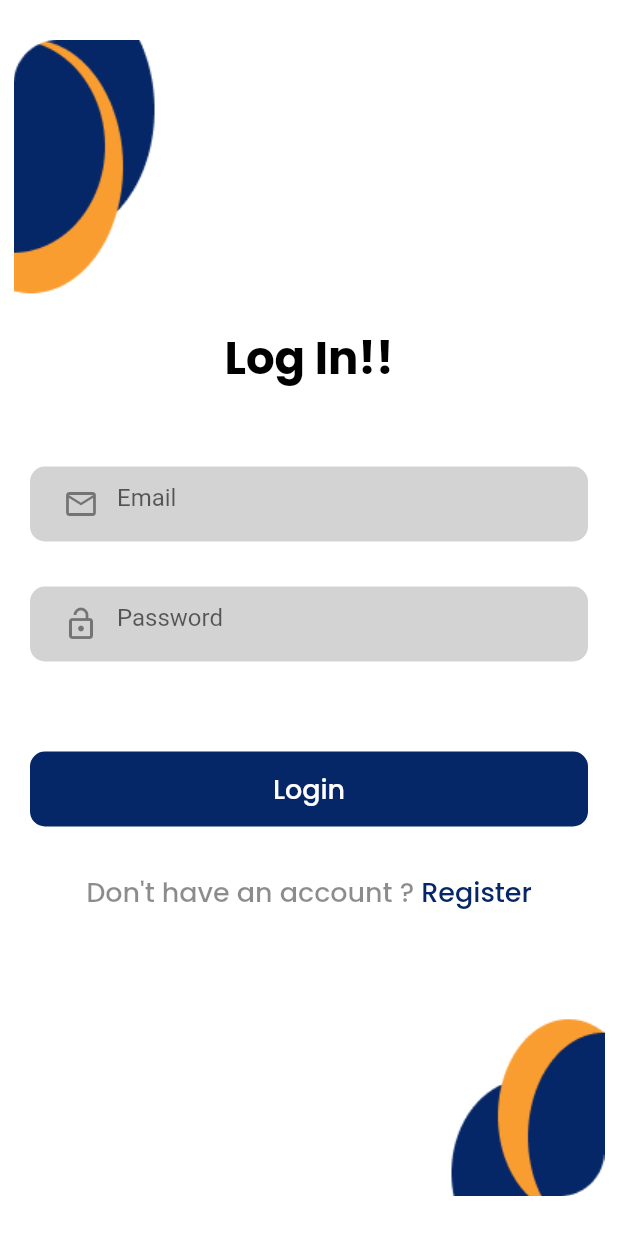
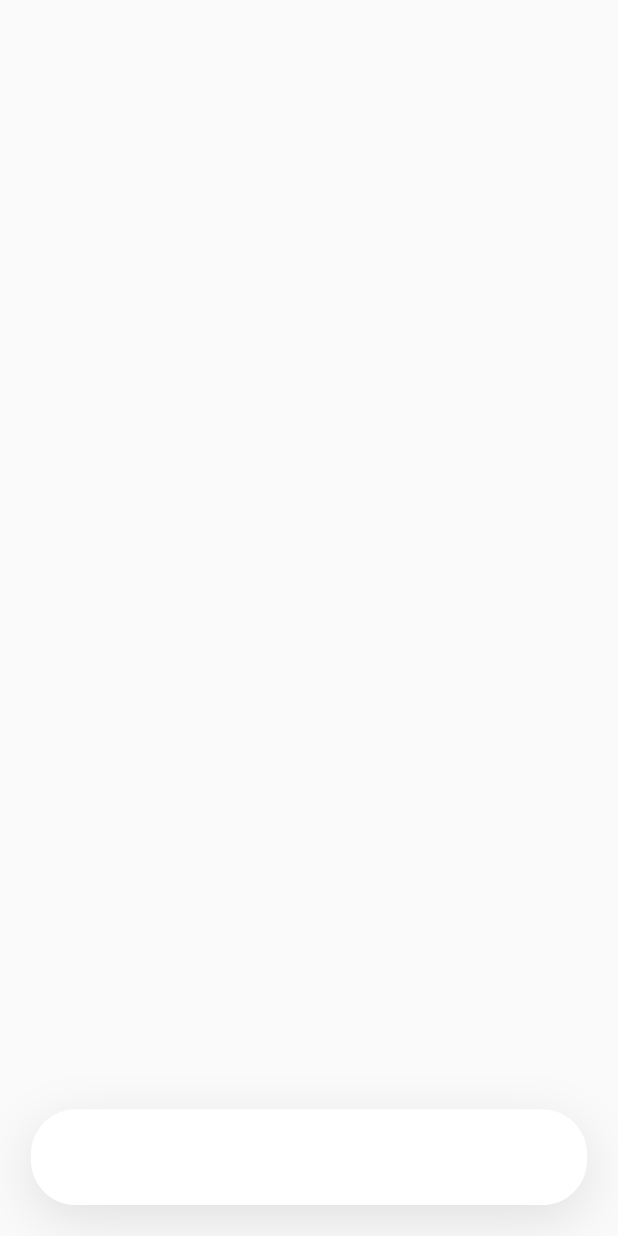
Before and after one commit to sangeeta2701/otcon_app, a Flutter app: the LoginPage screen opened directly, after a tap on "Login", on a phone screen of 412 x 824 dp. Run offline on Flutter 3.47's test engine with Material 2 defaults, Android fonts, the phone set to English and light mode, and no system bars; our stand-ins replace dotted_border, google_fonts, loading_animation_widget.

Commit message:
Otcon User App

```diff
--- /dev/null
+++ b/lib/User/Screens/Home Page/home_page.dart
@@ -0,0 +1,16 @@
+import 'package:flutter/material.dart';
+
+
+class HomePage extends StatefulWidget {
+  const HomePage({Key? key}) : super(key: key);
+
+  @override
+  State<HomePage> createState() => _HomePageState();
+}
+
+class _HomePageState extends State<HomePage> {
+  @override
+  Widget build(BuildContext context) {
+    return Container();
+  }
+}
--- /dev/null
+++ b/lib/User/Screens/Home Page/home_screen.dart
@@ -0,0 +1,32 @@
+import 'package:flutter/material.dart';
+
+class HomeScreen extends StatefulWidget {
+  const HomeScreen({Key? key}) : super(key: key);
+
+  @override
+  State<HomeScreen> createState() => _MyWidgetState();
+}
+
+class _MyWidgetState extends State<HomeScreen> {
+  @override
+  Widget build(BuildContext context) {
+    double displayWidth = MediaQuery.of(context).size.width;
+    return Scaffold(
+      bottomNavigationBar: Container(
+        margin: EdgeInsets.all(displayWidth * .05),
+        height: displayWidth * .155,
+        decoration: BoxDecoration(
+          color: Colors.white,
+          boxShadow: [
+            BoxShadow(
+              color: Colors.black.withOpacity(.1),
+              blurRadius: 30,
+              offset: Offset(0, 10),
+            ),
+          ],
+          borderRadius: BorderRadius.circular(30),
+        ),
+      ),
+    );
+  }
+}
--- a/lib/User/Screens/Login/login_page.dart
+++ b/lib/User/Screens/Login/login_page.dart
@@ -1,5 +1,6 @@
 import 'package:flutter/material.dart';
 import 'package:google_fonts/google_fonts.dart';
+import 'package:otcon/User/Screens/Home%20Page/home_screen.dart';
 import 'package:otcon/User/Screens/Register/register_page.dart';
 import 'package:otcon/widgets/custom_text_field.dart';
 
@@ -60,7 +61,12 @@ class _LoginPageState extends State<LoginPage> {
               padding: const EdgeInsets.all(20.0),
               child: GestureDetector(
                 onTap: () {
-
+                  Navigator.push(
+                    context,
+                    MaterialPageRoute(
+                      builder: (context) => HomeScreen(),
+                    ),
+                  );
                 },
                 child: Container(
                     height: 50,
--- a/lib/User/Screens/welcom/welcome_page.dart
+++ b/lib/User/Screens/welcom/welcome_page.dart
@@ -15,7 +15,7 @@ class _WelcomePgeState extends State<WelcomePge> {
   @override
   void initState() {
     super.initState();
-    Future.delayed(Duration(seconds: 6), () {
+    Future.delayed(Duration(seconds: 9), () {
       Navigator.pushReplacement(
         context,
         MaterialPageRoute(
--- a/pubspec.yaml
+++ b/pubspec.yaml
@@ -33,6 +33,7 @@ dependencies:
   loading_animation_widget: ^1.2.0+3
   google_fonts: ^3.0.1
   dotted_border: ^2.0.0+2
+  animated_bottom_navigation_bar: ^1.1.0
   flutter:
     sdk: flutter
 
```
Also changed, not shown: pubspec.lock.
